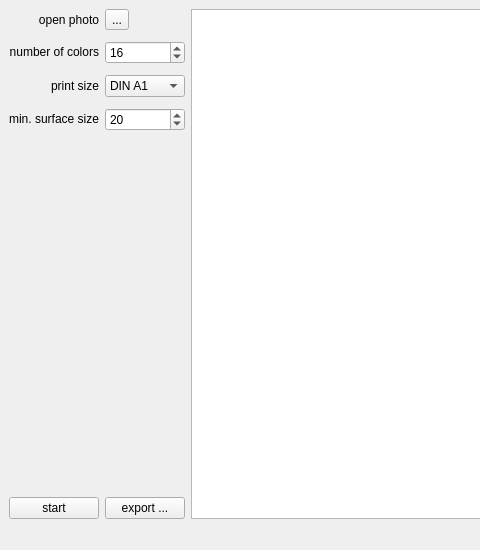
Above: src/colorbynumbers/view/mainwindow.ui from colorbynumbers/colorbynumbers_desktop before the change; both pictures show x 0 to 480 and y 0 to 550 of the 896 by 550 pixel window. Below: the same form after it.
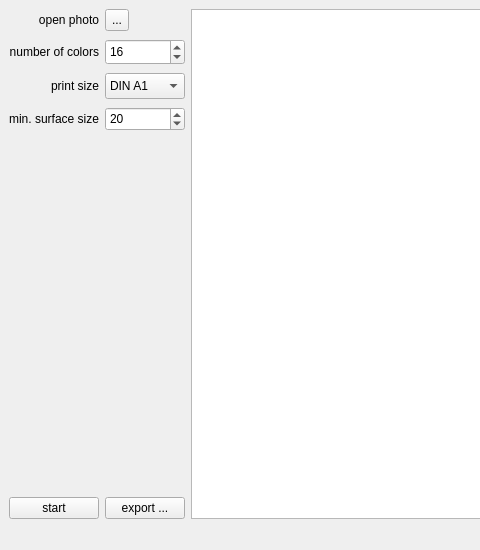
That is the form after the change.

The edit to the form file:
```diff
--- a/src/colorbynumbers/view/mainwindow.ui
+++ b/src/colorbynumbers/view/mainwindow.ui
@@ -138,10 +138,16 @@
       <item>
        <layout class="QVBoxLayout" name="verticalLayoutRight">
         <property name="spacing">
-         <number>11</number>
+         <number>8</number>
         </property>
         <item>
          <widget class="QToolButton" name="toolButtonOpenPhoto">
+          <property name="minimumSize">
+           <size>
+            <width>0</width>
+            <height>22</height>
+           </size>
+          </property>
           <property name="text">
            <string>...</string>
           </property>
@@ -149,6 +155,12 @@
         </item>
         <item>
          <widget class="QSpinBox" name="spinBoxNumberOfColors">
+          <property name="minimumSize">
+           <size>
+            <width>0</width>
+            <height>26</height>
+           </size>
+          </property>
           <property name="minimum">
            <number>1</number>
           </property>
@@ -171,11 +183,11 @@
           <property name="minimumSize">
            <size>
             <width>0</width>
-            <height>0</height>
+            <height>26</height>
            </size>
           </property>
           <property name="currentText">
-           <string>DIN A4</string>
+           <string>DIN A1</string>
           </property>
           <item>
            <property name="text">
@@ -212,6 +224,12 @@
             <verstretch>0</verstretch>
            </sizepolicy>
           </property>
+          <property name="minimumSize">
+           <size>
+            <width>0</width>
+            <height>24</height>
+           </size>
+          </property>
           <property name="minimum">
            <number>1</number>
           </property>
```
